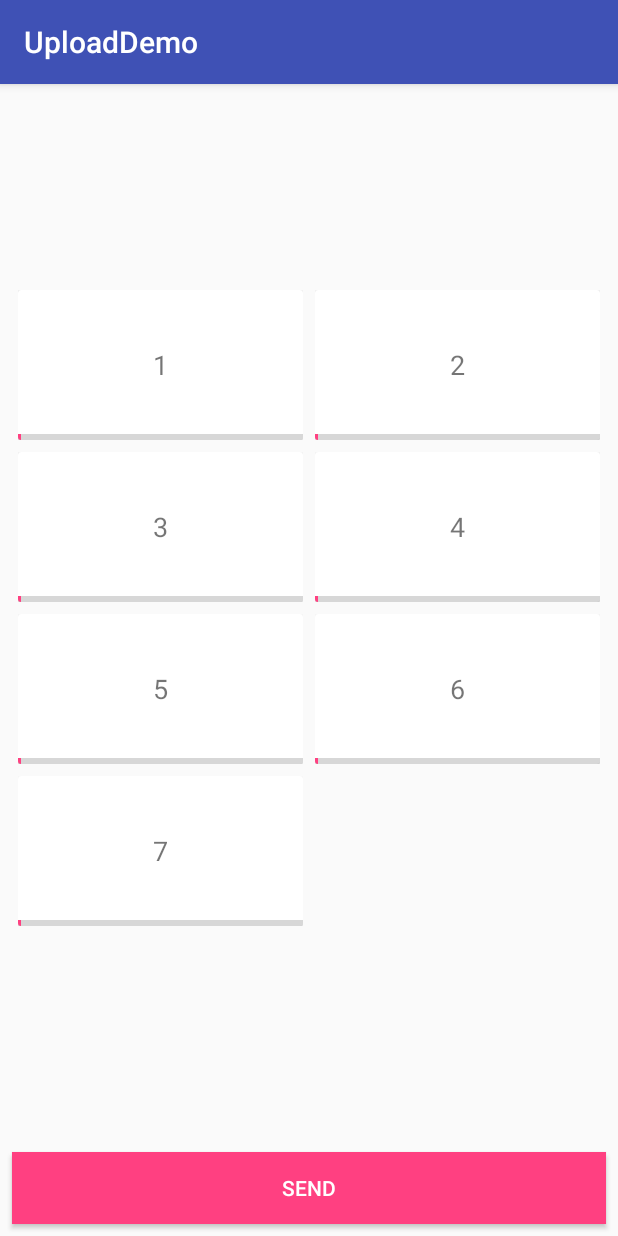
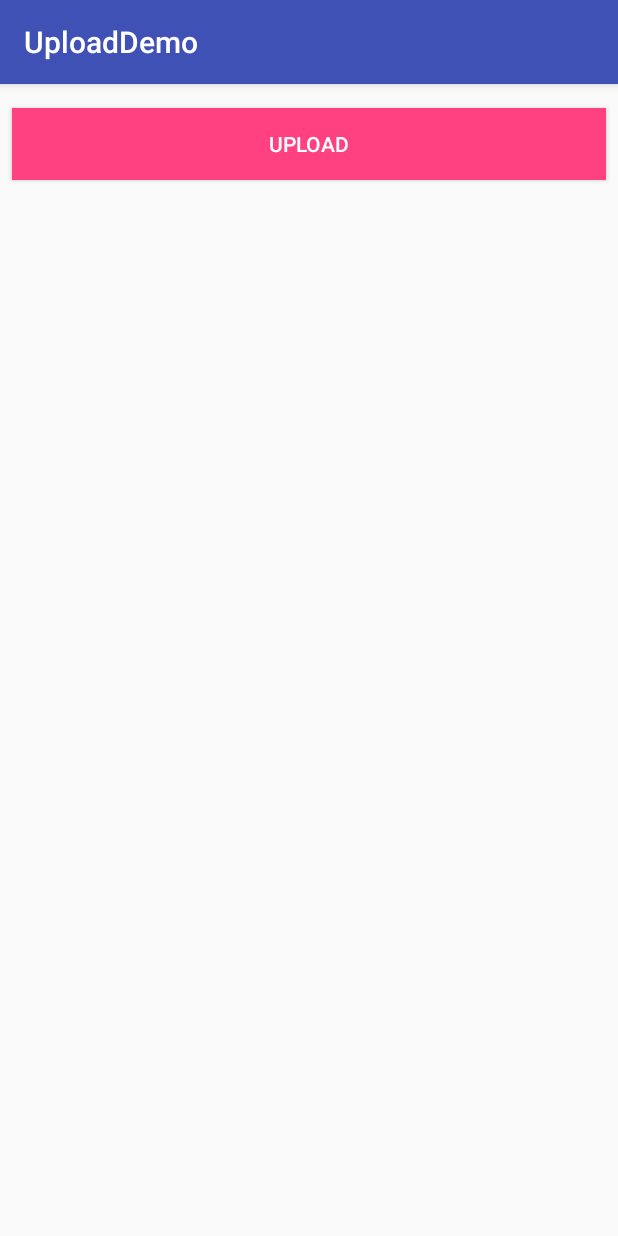
Before and after one commit to fylder/UploadDemo, an Android app: the screen it shows after launch (DemoActivity), on a phone screen of 412 x 824 dp. Run offline under Robolectric (Android 15) with nearby library versions, the phone set to English and light mode, and no system bars; our stand-ins replace ButterKnife; libraries missing offline, so code that uses them is left out: xiaofei.library.hermeseventbus; 1 statement that could not run was skipped.

Commit message:
上传时的进度状态

```diff
--- a/app/build.gradle
+++ b/app/build.gradle
@@ -38,4 +38,5 @@ dependencies {
     compile 'xiaofei.library:hermes-eventbus:0.3.0'
     compile 'com.jakewharton:butterknife:8.5.1'
     annotationProcessor 'com.jakewharton:butterknife-compiler:8.5.1'
+    implementation 'com.android.support.constraint:constraint-layout:1.0.2'
 }
--- a/app/src/main/AndroidManifest.xml
+++ b/app/src/main/AndroidManifest.xml
@@ -17,6 +17,7 @@
                 <category android:name="android.intent.category.LAUNCHER" />
             </intent-filter>
         </activity>
+        <activity android:name=".UploadActivity"/>
 
         <service
             android:name=".service.UploadService"
--- a/app/src/main/java/fylder/upload/demo/DemoActivity.java
+++ b/app/src/main/java/fylder/upload/demo/DemoActivity.java
@@ -1,120 +1,24 @@
 package fylder.upload.demo;
 
 import android.content.Intent;
+import android.support.v7.app.AppCompatActivity;
 import android.os.Bundle;
-import android.support.v4.content.ContextCompat;
-import android.support.v7.app.AppCompatActivity;
-import android.support.v7.widget.GridLayoutManager;
-import android.support.v7.widget.RecyclerView;
-import android.widget.Button;
 
-import org.greenrobot.eventbus.Subscribe;
-import org.greenrobot.eventbus.ThreadMode;
-
-import java.util.ArrayList;
-import java.util.Date;
-import java.util.List;
-
-import butterknife.BindView;
 import butterknife.ButterKnife;
 import butterknife.OnClick;
-import fylder.upload.demo.adapter.ImageAdapter;
-import fylder.upload.demo.event.UploadResponse;
-import fylder.upload.demo.event.UploadStatus;
-import fylder.upload.demo.model.ImageModel;
-import fylder.upload.demo.service.FileQueue;
-import fylder.upload.demo.service.UploadService;
-import xiaofei.library.hermeseventbus.HermesEventBus;
 
 public class DemoActivity extends AppCompatActivity {
-
-    @BindView(R.id.demo_send)
-    Button uploadBtn;
-    @BindView(R.id.demo_recycler)
-    RecyclerView recyclerView;
-
-    ImageAdapter adapter;
-    List<ImageModel> datas = new ArrayList<>();
 
     @Override
     protected void onCreate(Bundle savedInstanceState) {
         super.onCreate(savedInstanceState);
         setContentView(R.layout.activity_demo);
         ButterKnife.bind(this);
-        init();
     }
 
-    @Override
-    protected void onStart() {
-        super.onStart();
-        HermesEventBus.getDefault().register(this);
+    @OnClick(R.id.demo_btn)
+    void upload() {
+        Intent intent = new Intent(this, UploadActivity.class);
+        startActivity(intent);
     }
-
-    @Override
-    protected void onStop() {
-        super.onStop();
-        HermesEventBus.getDefault().unregister(this);
-    }
-
-
-    void init() {
-        recyclerView.setLayoutManager(new GridLayoutManager(this, 2));
-
-        adapter = new ImageAdapter(this);
-        recyclerView.setAdapter(adapter);
-        for (int i = 1; i <= 7; i++) {
-            ImageModel imageModel = new ImageModel();
-            imageModel.setId(i);
-            imageModel.setPro(1);
-            imageModel.setPath("fylder:" + i);
-            datas.add(imageModel);
-        }
-        adapter.setDatas(datas);
-    }
-
-    @OnClick(R.id.demo_send)
-    void start() {
-        for (ImageModel data : datas) {
-            data.setPro(0);
-        }
-        adapter.setDatas(datas);
-
-        for (ImageModel data : datas) {
-            FileQueue fileQueue = new FileQueue();
-            fileQueue.setMid(data.getId());
-            fileQueue.setPath(data.getPath());
-            Intent intent = new Intent(this, UploadService.class);
-            intent.putExtra("ahh", fileQueue);
-            startService(intent);
-        }
-
-    }
-
-    @Subscribe(threadMode = ThreadMode.MAIN)
-    protected void response(UploadStatus response) {
-        int s = response.getStatus();
-        if (s == 1) {
-            uploadBtn.setText("upload");
-            uploadBtn.setEnabled(false);
-            uploadBtn.setBackgroundColor(ContextCompat.getColor(this, R.color.upload_btn));
-        } else if (s == 2) {
-            uploadBtn.setText("finish");
-            uploadBtn.setEnabled(true);
-            uploadBtn.setBackgroundColor(ContextCompat.getColor(this, R.color.colorAccent));
-        }
-    }
-
-    @Subscribe(threadMode = ThreadMode.MAIN)
-    protected void response(UploadResponse response) {
-        int pro = response.getPro();
-        int id = response.getFileQueue().getMid();
-        for (ImageModel d : datas) {
-            if (d.getId() == id) {
-                d.setPro(pro);
-                adapter.setDatas(datas);
-                break;
-            }
-        }
-    }
-
 }
--- a/app/src/main/java/fylder/upload/demo/adapter/ImageAdapter.java
+++ b/app/src/main/java/fylder/upload/demo/adapter/ImageAdapter.java
@@ -2,15 +2,13 @@ package fylder.upload.demo.adapter;
 
 import android.content.Context;
 import android.support.v7.widget.RecyclerView;
+import android.util.SparseArray;
 import android.view.LayoutInflater;
 import android.view.View;
 import android.view.ViewGroup;
 import android.widget.ImageView;
 import android.widget.ProgressBar;
 import android.widget.TextView;
-
-import java.util.ArrayList;
-import java.util.List;
 
 import butterknife.BindView;
 import butterknife.ButterKnife;
@@ -24,13 +22,13 @@ import fylder.upload.demo.model.ImageModel;
 public class ImageAdapter extends RecyclerView.Adapter {
 
     private Context context;
-    private List<ImageModel> datas = new ArrayList<>();
+    private SparseArray<ImageModel> datas = new SparseArray<>();
 
     public ImageAdapter(Context context) {
         this.context = context;
     }
 
-    public void setDatas(List<ImageModel> datas) {
+    public void setDatas(SparseArray<ImageModel> datas) {
         this.datas = datas;
         notifyDataSetChanged();
     }
@@ -43,7 +41,7 @@ public class ImageAdapter extends RecyclerView.Adapter {
 
     @Override
     public void onBindViewHolder(RecyclerView.ViewHolder holder, int position) {
-        ImageModel data = datas.get(position);
+        ImageModel data = datas.valueAt(position);
         ImageViewHolder viewHolder = (ImageViewHolder) holder;
         String index = position + 1 + "";
         viewHolder.indexText.setText(index);
--- a/app/src/main/java/fylder/upload/demo/app/App.java
+++ b/app/src/main/java/fylder/upload/demo/app/App.java
@@ -5,7 +5,7 @@ import android.app.Application;
 import xiaofei.library.hermeseventbus.HermesEventBus;
 
 /**
- * Created by ym-005 on 2017/6/28.
+ * Created by fylder on 2017/6/28.
  */
 
 public class App extends Application{
--- a/app/src/main/java/fylder/upload/demo/event/UploadResponse.java
+++ b/app/src/main/java/fylder/upload/demo/event/UploadResponse.java
@@ -1,6 +1,6 @@
 package fylder.upload.demo.event;
 
-import fylder.upload.demo.service.FileQueue;
+import fylder.upload.demo.service.bean.FileQueue;
 
 /**
  * Created by fylder on 2017/4/27.
--- a/app/src/main/res/layout/activity_demo.xml
+++ b/app/src/main/res/layout/activity_demo.xml
@@ -6,35 +6,18 @@
     android:layout_height="match_parent"
     tools:context="fylder.upload.demo.DemoActivity">
 
-    <android.support.v7.widget.RecyclerView
-        android:id="@+id/demo_recycler"
+    <Button
+        android:id="@+id/demo_btn"
         android:layout_width="match_parent"
-        android:layout_height="446dp"
-        android:layout_marginBottom="8dp"
+        android:layout_height="wrap_content"
         android:layout_marginEnd="8dp"
         android:layout_marginStart="8dp"
-        android:layout_marginTop="8dp"
+        android:layout_marginTop="16dp"
+        android:background="@color/colorAccent"
+        android:text="upload"
+        android:textColor="@android:color/white"
         app:layout_constraintEnd_toEndOf="parent"
         app:layout_constraintStart_toStartOf="parent"
-        app:layout_constraintTop_toTopOf="parent"
-        app:layout_constraintBottom_toTopOf="@+id/demo_send"
-        tools:layout_editor_absoluteY="-126dp" />
-
-    <Button
-        android:id="@+id/demo_send"
-        android:layout_width="match_parent"
-        android:layout_height="wrap_content"
-        android:layout_marginBottom="8dp"
-        android:layout_marginEnd="8dp"
-        android:layout_marginStart="8dp"
-        android:layout_marginTop="21dp"
-        android:background="@color/colorAccent"
-        android:text="send"
-        android:textColor="@color/font_white"
-        app:layout_constraintBottom_toBottomOf="parent"
-        app:layout_constraintEnd_toEndOf="parent"
-        app:layout_constraintHorizontal_bias="0.0"
-        app:layout_constraintStart_toStartOf="parent"
-        app:layout_constraintVertical_bias="1.0" />
+        app:layout_constraintTop_toTopOf="parent" />
 
 </android.support.constraint.ConstraintLayout>
```
Also changed, not shown: app/src/main/java/fylder/upload/demo/UploadActivity.java (added, +144 -0 lines), app/src/main/java/fylder/upload/demo/event/UploadStatus.java (+16 -1 lines), app/src/main/java/fylder/upload/demo/service/UploadService.java (+42 -11 lines), app/src/main/java/fylder/upload/demo/service/bean/FileQueue.java (renamed from app/src/main/java/fylder/upload/demo/service/FileQueue.java, +28 -18 lines), app/src/main/java/fylder/upload/demo/service/bean/ServiceData.java (added, +64 -0 lines), app/src/main/res/layout/activity_upload.xml (added, +40 -0 lines).
